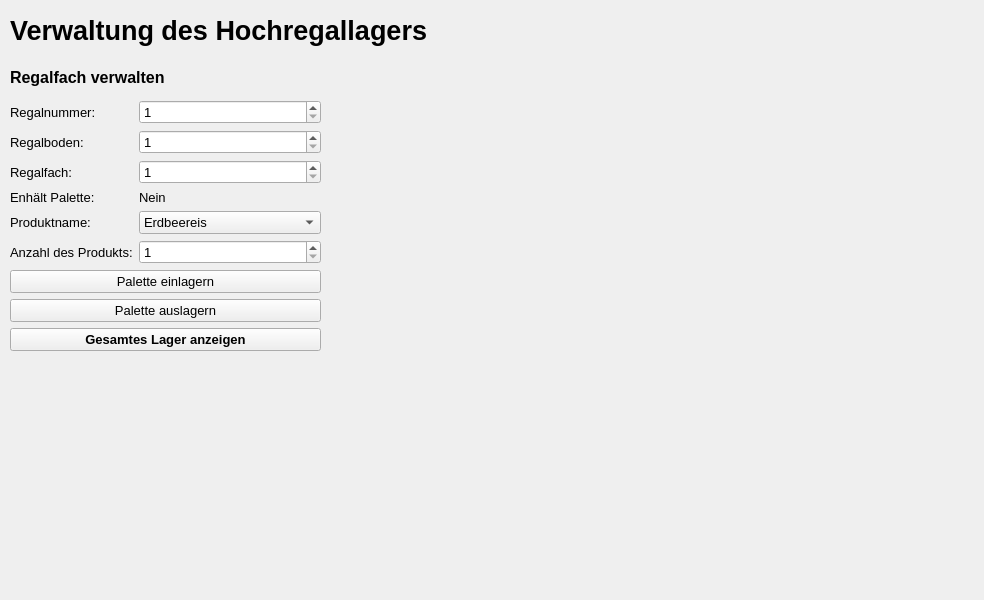
SH1RL0CK/tk_min_warehouse, file mainwindow.ui: the form before one commit.
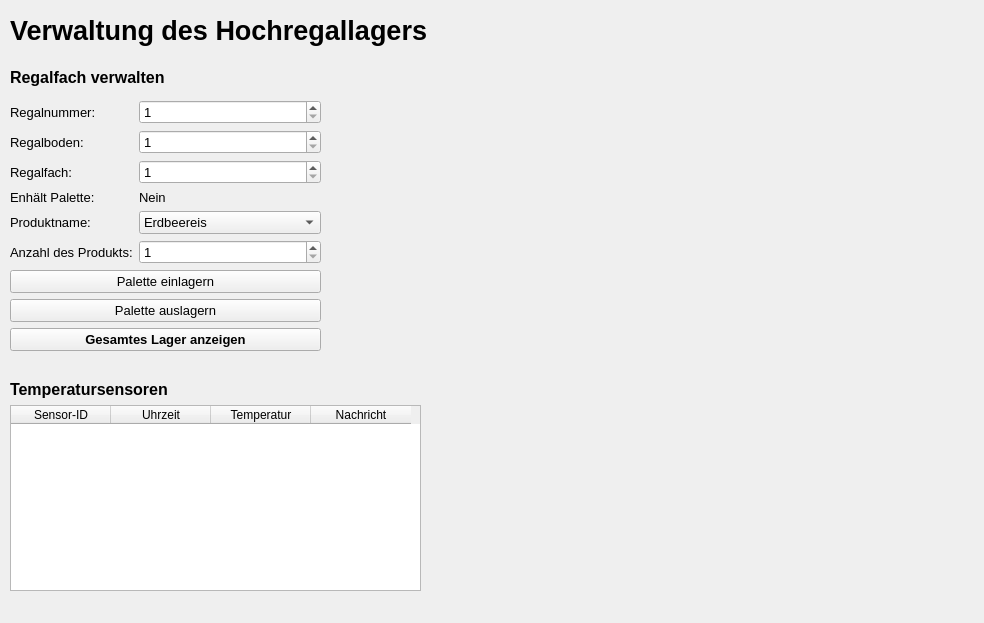
The form after the commit.

Commit message: Grafische Oberfläche für die Sensoren erstellt

Patch:
```diff
--- a/mainwindow.ui
+++ b/mainwindow.ui
@@ -7,7 +7,7 @@
     <x>0</x>
     <y>0</y>
     <width>984</width>
-    <height>600</height>
+    <height>623</height>
    </rect>
   </property>
   <property name="windowTitle">
@@ -295,6 +295,56 @@
      </item>
     </layout>
    </widget>
+   <widget class="QWidget" name="verticalLayoutWidget_2">
+    <property name="geometry">
+     <rect>
+      <x>10</x>
+      <y>380</y>
+      <width>411</width>
+      <height>211</height>
+     </rect>
+    </property>
+    <layout class="QVBoxLayout" name="verticalLayout_2">
+     <item>
+      <widget class="QLabel" name="label_11">
+       <property name="font">
+        <font>
+         <pointsize>12</pointsize>
+         <weight>75</weight>
+         <bold>true</bold>
+        </font>
+       </property>
+       <property name="text">
+        <string>Temperatursensoren</string>
+       </property>
+      </widget>
+     </item>
+     <item>
+      <widget class="QTableWidget" name="temperatureSensorsTable">
+       <column>
+        <property name="text">
+         <string>Sensor-ID</string>
+        </property>
+       </column>
+       <column>
+        <property name="text">
+         <string>Uhrzeit</string>
+        </property>
+       </column>
+       <column>
+        <property name="text">
+         <string>Temperatur</string>
+        </property>
+       </column>
+       <column>
+        <property name="text">
+         <string>Nachricht</string>
+        </property>
+       </column>
+      </widget>
+     </item>
+    </layout>
+   </widget>
   </widget>
  </widget>
  <resources/>
```
The commit also changes 2 other files.
